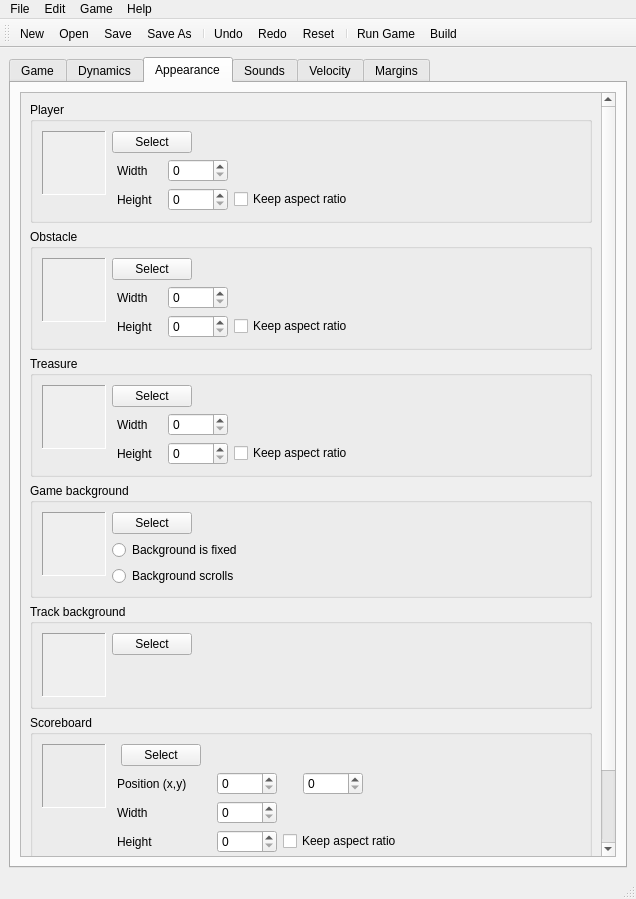
Before: the Qt Designer form fvelgame/ui/form_main_window.ui in LAD-MathQuest/MathRunner, drawn with Qt 5.
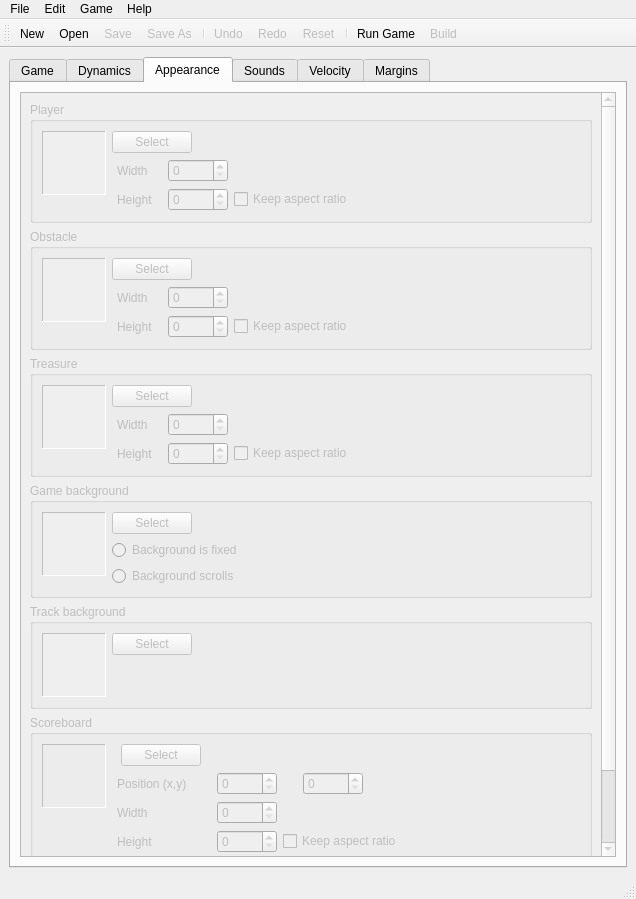
After: the same form once the commit is applied. The open tabs and pages were chosen to show the change. Icons and pictures are not drawn.

Commit message: Implementing GUI open game function

Diff of the .ui file:
```diff
--- a/fvelgame/ui/form_main_window.ui
+++ b/fvelgame/ui/form_main_window.ui
@@ -14,6 +14,9 @@
    <string>MainWindow</string>
   </property>
   <widget class="QWidget" name="centralwidget">
+   <property name="enabled">
+    <bool>true</bool>
+   </property>
    <layout class="QGridLayout" name="gridLayout">
     <item row="0" column="0">
      <widget class="QTabWidget" name="tabWidget">
@@ -355,6 +358,9 @@
        </layout>
       </widget>
       <widget class="QWidget" name="tabAppearence">
+       <property name="enabled">
+        <bool>false</bool>
+       </property>
        <property name="statusTip">
         <string>Define visual elements</string>
        </property>
@@ -371,8 +377,8 @@
            <property name="geometry">
             <rect>
              <x>0</x>
-             <y>-267</y>
-             <width>580</width>
+             <y>0</y>
+             <width>422</width>
              <height>1013</height>
             </rect>
            </property>
@@ -1979,6 +1985,9 @@
    </property>
   </action>
   <action name="action_Undo">
+   <property name="enabled">
+    <bool>false</bool>
+   </property>
    <property name="icon">
     <iconset theme="edit-undo">
      <normaloff>.</normaloff>.</iconset>
@@ -1994,6 +2003,9 @@
    </property>
   </action>
   <action name="action_Redo">
+   <property name="enabled">
+    <bool>false</bool>
+   </property>
    <property name="icon">
     <iconset theme="edit-redo">
      <normaloff>.</normaloff>.</iconset>
@@ -2009,6 +2021,9 @@
    </property>
   </action>
   <action name="action_Reset">
+   <property name="enabled">
+    <bool>false</bool>
+   </property>
    <property name="icon">
     <iconset theme="document-revert">
      <normaloff>.</normaloff>.</iconset>
@@ -2048,6 +2063,9 @@
    </property>
   </action>
   <action name="action_Save">
+   <property name="enabled">
+    <bool>false</bool>
+   </property>
    <property name="icon">
     <iconset theme="document-save">
      <normaloff>.</normaloff>.</iconset>
@@ -2063,6 +2081,9 @@
    </property>
   </action>
   <action name="action_Build">
+   <property name="enabled">
+    <bool>false</bool>
+   </property>
    <property name="icon">
     <iconset theme="application-x-executable">
      <normaloff>.</normaloff>.</iconset>
@@ -2078,6 +2099,9 @@
    </property>
   </action>
   <action name="action_Save_as">
+   <property name="enabled">
+    <bool>false</bool>
+   </property>
    <property name="icon">
     <iconset theme="document-save-as">
      <normaloff>.</normaloff>.</iconset>
```
Left out of the diff: 18 changed lines with no effect on the pictures. The commit also changes 6 other files.
